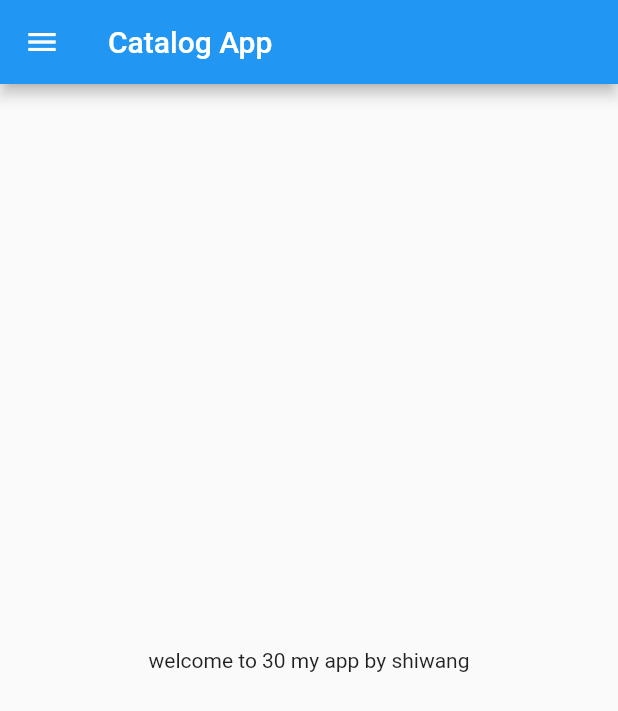
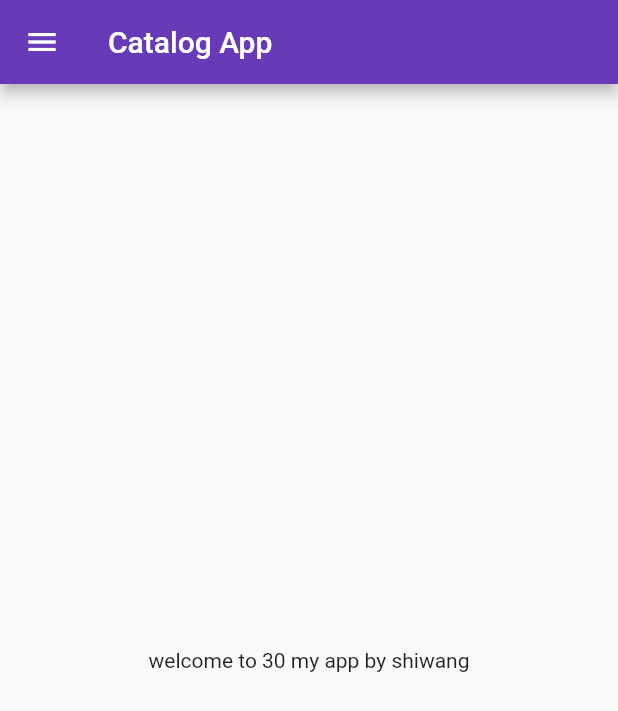
Before and after one commit to ShiwangPande/flutter-app, a Flutter app: the screen it shows after launch, on a phone screen of 412 x 824 dp. Shown: the top 711 px of the screen. Run offline on Flutter 3.47's test engine with Material 2 defaults, Android fonts, the phone set to English and light mode, and no system bars.

Commit message:
chapter 3 completed

```diff
--- a/flutter_dev/lib/main.dart
+++ b/flutter_dev/lib/main.dart
@@ -1,15 +1,35 @@
 import "package:flutter/material.dart";
-import "package:flutter_dev/home_page.dart";
+import 'package:flutter_dev/pages/login_page.dart';
+import 'pages/home_page.dart';
 
 void main() {
-  runApp(const MyApp()); //this is method
+  runApp(MyApp()); //this is method
 }
 
 class MyApp extends StatelessWidget {
-  const MyApp({Key? key}) : super(key: key);
-
   @override
   Widget build(BuildContext context) {
-    return MaterialApp(home: HomePage());
+    // bringVegitables(thaila:true, rupees: 200);
+    return MaterialApp(
+        // home: HomePage(),
+        themeMode: ThemeMode.light,
+        theme: ThemeData(
+          primarySwatch: Colors.deepPurple,
+        ),
+        darkTheme: ThemeData(
+          brightness: Brightness.dark,
+        ),
+        initialRoute: "/home",
+        routes: {
+          "/": (context) => LoginPage(),
+          "/home": (context) => HomePage(),
+          "/login": (context) => LoginPage(),
+        });
   }
+
+  // bringVegitables({required bool thaila, int rupees = 100}){
+  //   // take cycle
+
+  //   //  go to sec 144
+  // }
 }
```
Also changed, not shown: flutter_dev/lib/pages/login_page.dart (added, +20 -0 lines), flutter_dev/lib/pages/home_page.dart (renamed from flutter_dev/lib/home_page.dart).
